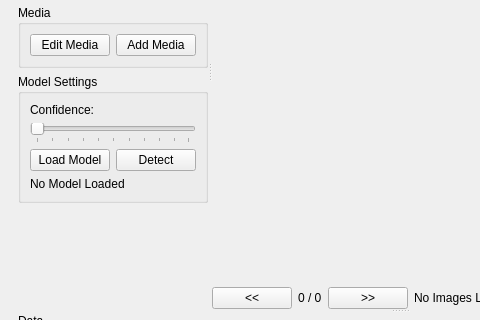
Qt form src/core/mainwindow.ui (OceanEye-Project/OceanEye-QT) before a commit; both pictures show x 0 to 480 and y 205 to 525 of the 800 by 819 pixel window.
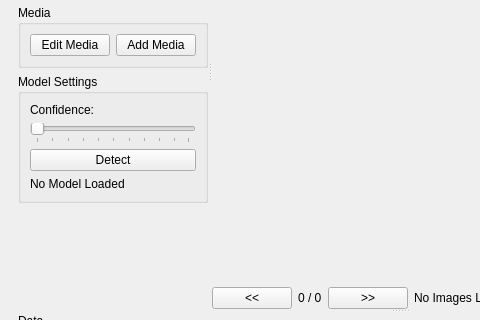
The same form after that commit.

Commit message: Project settings dialog cleaned up

Diff of the .ui file:
```diff
--- a/src/core/mainwindow.ui
+++ b/src/core/mainwindow.ui
@@ -208,13 +208,6 @@
                   </item>
                   <item>
                    <layout class="QHBoxLayout" name="horizontalLayout_3">
-                    <item>
-                     <widget class="QPushButton" name="loadModelBtn">
-                      <property name="text">
-                       <string>Load Model</string>
-                      </property>
-                     </widget>
-                    </item>
                     <item>
                      <widget class="QPushButton" name="detectBtn">
                       <property name="text">
```
The commit also changes 5 other files.
